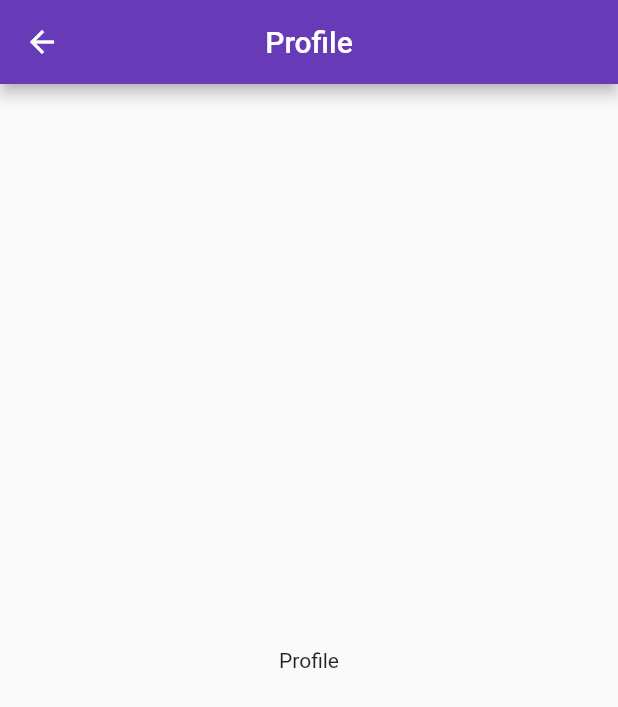
After one commit to saran583/Flutter-basics, a Flutter app: the Profile screen opened directly, on a phone screen of 412 x 824 dp. The commit adds this screen. Shown: the top 707 px of the screen. Run offline on Flutter 3.47's test engine with Material 2 defaults, Android fonts, the phone set to English and light mode, and no system bars; our stand-ins replace google_sign_in.

Commit message:
PageView with bottom navigation and Reusable Header

```diff
--- /dev/null
+++ b/lib/Profile.dart
@@ -0,0 +1,24 @@
+import "package:flutter/material.dart";
+import 'package:flutterbasics/header.dart';
+
+ class Profile extends StatefulWidget{
+  @override
+  State<StatefulWidget> createState() {
+    // TODO: implement createState
+    return _ProfileState();
+  }
+
+ }
+  class _ProfileState extends State<Profile>{
+  @override
+  Widget build(BuildContext context) {
+    // TODO: implement build
+    return  Scaffold(
+      appBar: header(context, apptitle: true, text: "Profile"),
+      body: Center(
+        child:Text("Profile")
+      ),
+      );;
+  }
+
+  }
--- /dev/null
+++ b/lib/header.dart
@@ -0,0 +1,13 @@
+import "package:flutter/material.dart";
+
+ AppBar header(context,{bool apptitle=false , String text}){
+   return AppBar(
+     title:Text(
+       apptitle ? text : "FlutterBasics",
+       style: TextStyle(
+         color: apptitle ? Colors.white : Colors.yellow[900]
+       ),
+     ) ,
+     centerTitle: true,
+     backgroundColor: Colors.deepPurple,);
+ }
```
Also changed, not shown: lib/ActivityFeed.dart (added, +12 -0 lines), lib/Search.dart (added, +12 -0 lines), lib/Timeline.dart (added, +26 -0 lines), lib/Upload.dart (added, +12 -0 lines), lib/home.dart (+54 -13 lines).
